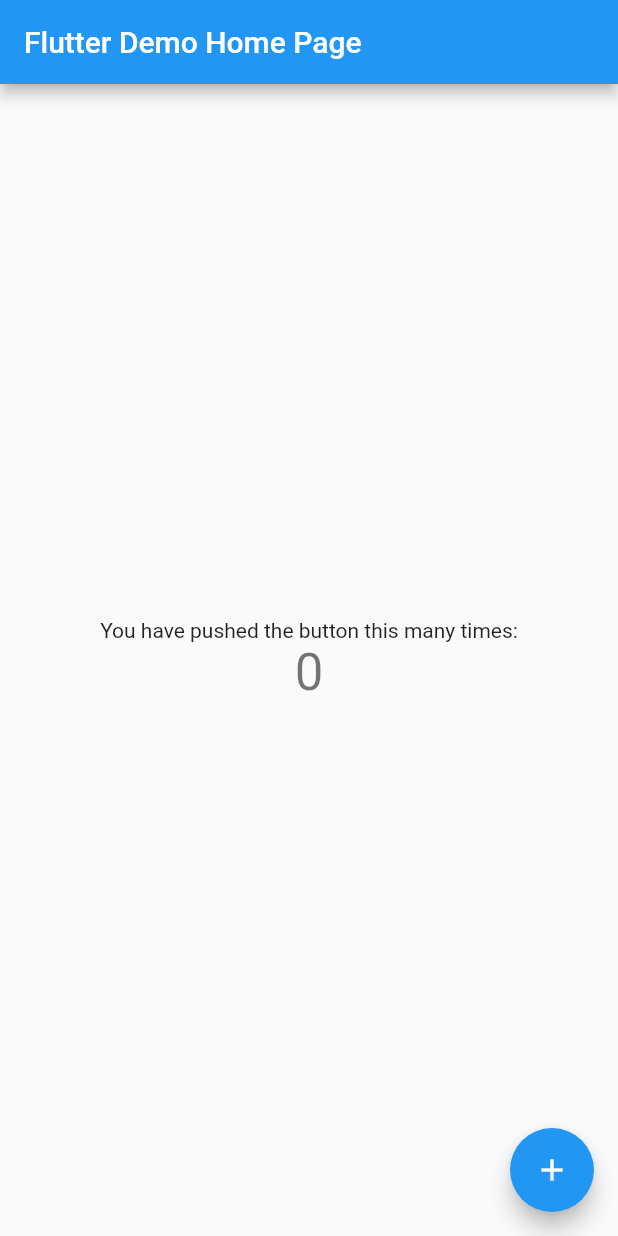
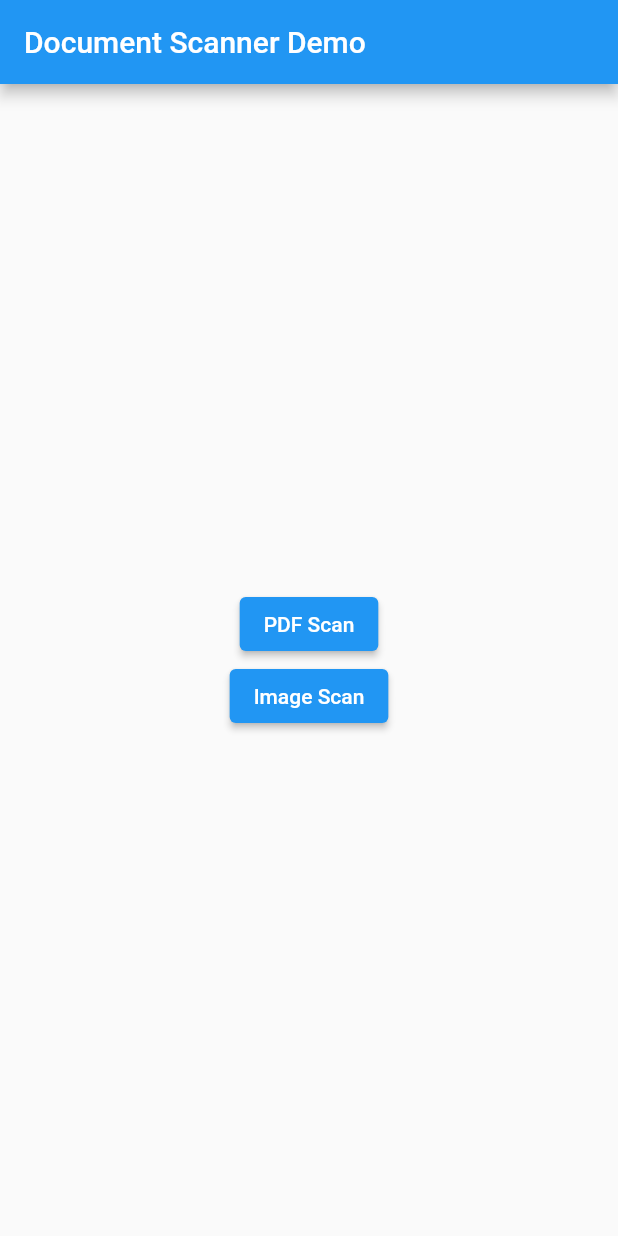
Before and after one commit to rushit5560/PDF_Scanner_Project, a Flutter app: the screen it shows after launch, on a phone screen of 412 x 824 dp. Run offline on Flutter 3.47's test engine with Material 2 defaults, Android fonts, the light colour scheme and no system bars; missing offline and left inert: advance_pdf_viewer, document_scanner_flutter.

Commit message:
Pdf Scanner Add (Some Issue)

```diff
--- a/pdf_scanner_project/lib/main.dart
+++ b/pdf_scanner_project/lib/main.dart
@@ -1,113 +1,16 @@
 import 'package:flutter/material.dart';
+import 'screens/home_screen/home_screen.dart';
 
 void main() {
   runApp(MyApp());
 }
 
 class MyApp extends StatelessWidget {
-  // This widget is the root of your application.
   @override
   Widget build(BuildContext context) {
     return MaterialApp(
-      title: 'Flutter Demo',
-      theme: ThemeData(
-        // This is the theme of your application.
-        //
-        // Try running your application with "flutter run". You'll see the
-        // application has a blue toolbar. Then, without quitting the app, try
-        // changing the primarySwatch below to Colors.green and then invoke
-        // "hot reload" (press "r" in the console where you ran "flutter run",
-        // or simply save your changes to "hot reload" in a Flutter IDE).
-        // Notice that the counter didn't reset back to zero; the application
-        // is not restarted.
-        primarySwatch: Colors.blue,
-      ),
-      home: MyHomePage(title: 'Flutter Demo Home Page'),
+      debugShowCheckedModeBanner: false,
+      home: HomeScreen(),
     );
   }
 }
-
-class MyHomePage extends StatefulWidget {
-  MyHomePage({Key? key, required this.title}) : super(key: key);
-
-  // This widget is the home page of your application. It is stateful, meaning
-  // that it has a State object (defined below) that contains fields that affect
-  // how it looks.
-
-  // This class is the configuration for the state. It holds the values (in this
-  // case the title) provided by the parent (in this case the App widget) and
-  // used by the build method of the State. Fields in a Widget subclass are
-  // always marked "final".
-
-  final String title;
-
-  @override
-  _MyHomePageState createState() => _MyHomePageState();
-}
-
-class _MyHomePageState extends State<MyHomePage> {
-  int _counter = 0;
-
-  void _incrementCounter() {
-    setState(() {
-      // This call to setState tells the Flutter framework that something has
-      // changed in this State, which causes it to rerun the build method below
-      // so that the display can reflect the updated values. If we changed
-      // _counter without calling setState(), then the build method would not be
-      // called again, and so nothing would appear to happen.
-      _counter++;
-    });
-  }
-
-  @override
-  Widget build(BuildContext context) {
-    // This method is rerun every time setState is called, for instance as done
-    // by the _incrementCounter method above.
-    //
-    // The Flutter framework has been optimized to make rerunning build methods
-    // fast, so that you can just rebuild anything that needs updating rather
-    // than having to individually change instances of widgets.
-    return Scaffold(
-      appBar: AppBar(
-        // Here we take the value from the MyHomePage object that was created by
-        // the App.build method, and use it to set our appbar title.
-        title: Text(widget.title),
-      ),
-      body: Center(
-        // Center is a layout widget. It takes a single child and positions it
-        // in the middle of the parent.
-        child: Column(
-          // Column is also a layout widget. It takes a list of children and
-          // arranges them vertically. By default, it sizes itself to fit its
-          // children horizontally, and tries to be as tall as its parent.
-          //
-          // Invoke "debug painting" (press "p" in the console, choose the
-          // "Toggle Debug Paint" action from the Flutter Inspector in Android
-          // Studio, or the "Toggle Debug Paint" command in Visual Studio Code)
-          // to see the wireframe for each widget.
-          //
-          // Column has various properties to control how it sizes itself and
-          // how it positions its children. Here we use mainAxisAlignment to
-          // center the children vertically; the main axis here is the vertical
-          // axis because Columns are vertical (the cross axis would be
-          // horizontal).
-          mainAxisAlignment: MainAxisAlignment.center,
-          children: <Widget>[
-            Text(
-              'You have pushed the button this many times:',
-            ),
-            Text(
-              '$_counter',
-              style: Theme.of(context).textTheme.headline4,
-            ),
-          ],
-        ),
-      ),
-      floatingActionButton: FloatingActionButton(
-        onPressed: _incrementCounter,
-        tooltip: 'Increment',
-        child: Icon(Icons.add),
-      ), // This trailing comma makes auto-formatting nicer for build methods.
-    );
-  }
-}
--- /dev/null
+++ b/pdf_scanner_project/lib/screens/home_screen/home_screen.dart
@@ -0,0 +1,92 @@
+import 'dart:io';
+
+import 'package:advance_pdf_viewer/advance_pdf_viewer.dart';
+import 'package:document_scanner_flutter/configs/configs.dart';
+import 'package:document_scanner_flutter/document_scanner_flutter.dart';
+import 'package:flutter/material.dart';
+
+class HomeScreen extends StatefulWidget {
+  HomeScreen({Key? key}) : super(key: key);
+  @override
+  _HomeScreenState createState() => _HomeScreenState();
+}
+class _HomeScreenState extends State<HomeScreen> {
+
+  PDFDocument? _scannedDocument;
+  File? _scannedDocumentFile;
+  File? _scannedImage;
+
+  openPdfScanner(BuildContext context) async {
+    var doc = await DocumentScannerFlutter.launchForPdf(
+        context,
+      labelsConfig: {
+        ScannerLabelsConfig.ANDROID_NEXT_BUTTON_LABEL: "Next Steps",
+        ScannerLabelsConfig.PDF_GALLERY_FILLED_TITLE_SINGLE: "Only 1 Page",
+        ScannerLabelsConfig.PDF_GALLERY_FILLED_TITLE_MULTIPLE : "Only {PAGES_COUNT} Page"
+      },
+      // source: ScannerFileSource.CAMERA
+    );
+    if(doc != null) {
+      _scannedDocument = null;
+      setState(() {});
+      await Future.delayed(Duration(milliseconds: 100));
+      _scannedDocumentFile = doc;
+      _scannedDocument = await PDFDocument.fromFile(doc);
+      setState(() {});
+    }
+  }
+
+  openImageScanner(BuildContext context) async {
+    var image = await DocumentScannerFlutter.launch(
+        context,
+      labelsConfig: {
+        ScannerLabelsConfig.ANDROID_NEXT_BUTTON_LABEL: "Next Step",
+        ScannerLabelsConfig.ANDROID_OK_LABEL: "OK"
+      });
+    if(image != null) {
+      _scannedImage = image;
+      setState(() {});
+    }
+  }
+
+  @override
+  Widget build(BuildContext context) {
+    return Scaffold(
+      appBar: AppBar(
+        title: const Text('Document Scanner Demo'),
+      ),
+
+      body: Column(
+        mainAxisAlignment: MainAxisAlignment.center,
+        crossAxisAlignment: CrossAxisAlignment.center,
+        children: [
+          if(_scannedDocument != null || _scannedImage != null) ...[
+            if(_scannedImage != null)
+              Image.file(_scannedImage!, width: 300, height: 300, fit: BoxFit.contain),
+            if(_scannedDocument != null)
+              Expanded(child: PDFViewer(document: _scannedDocument!)),
+            Padding(
+                padding: EdgeInsets.all(8),
+              child: Text(_scannedDocumentFile?.path ?? _scannedImage?.path ?? ''),
+            ),
+          ],
+          Center(
+            child: Builder(builder: (context){
+              return ElevatedButton(
+                  onPressed: () => openPdfScanner(context),
+                  child: Text('PDF Scan'));
+            },),
+          ),
+
+          Center(
+            child: Builder(builder: (context){
+              return ElevatedButton(
+                  onPressed: ()=> openImageScanner(context),
+                  child: Text('Image Scan'));
+            },),
+          ),
+        ],
+      ),
+    );
+  }
+}
--- a/pdf_scanner_project/pubspec.yaml
+++ b/pdf_scanner_project/pubspec.yaml
@@ -28,6 +28,8 @@
   # The following adds the Cupertino Icons font to your application.
   # Use with the CupertinoIcons class for iOS style icons.
   cupertino_icons: ^1.0.2
+  document_scanner_flutter: ^0.2.5
+  advance_pdf_viewer: ^2.0.0
 
 dev_dependencies:
   flutter_test:
```
Also changed, not shown: pdf_scanner_project/pubspec.lock, 152 other files.
